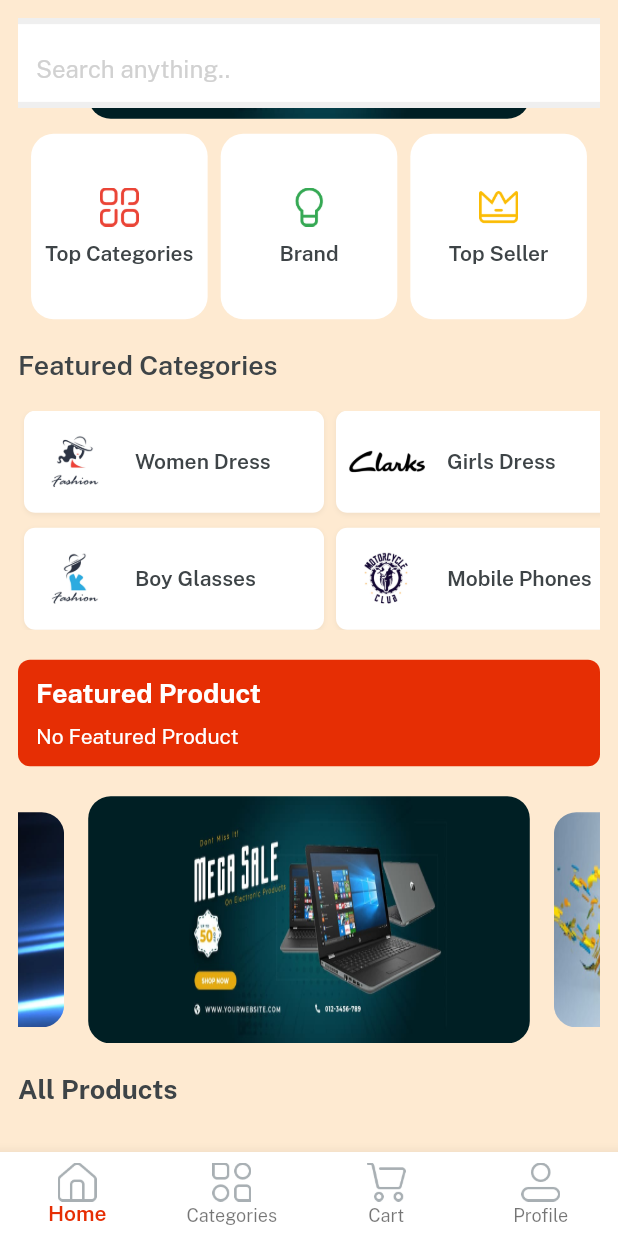
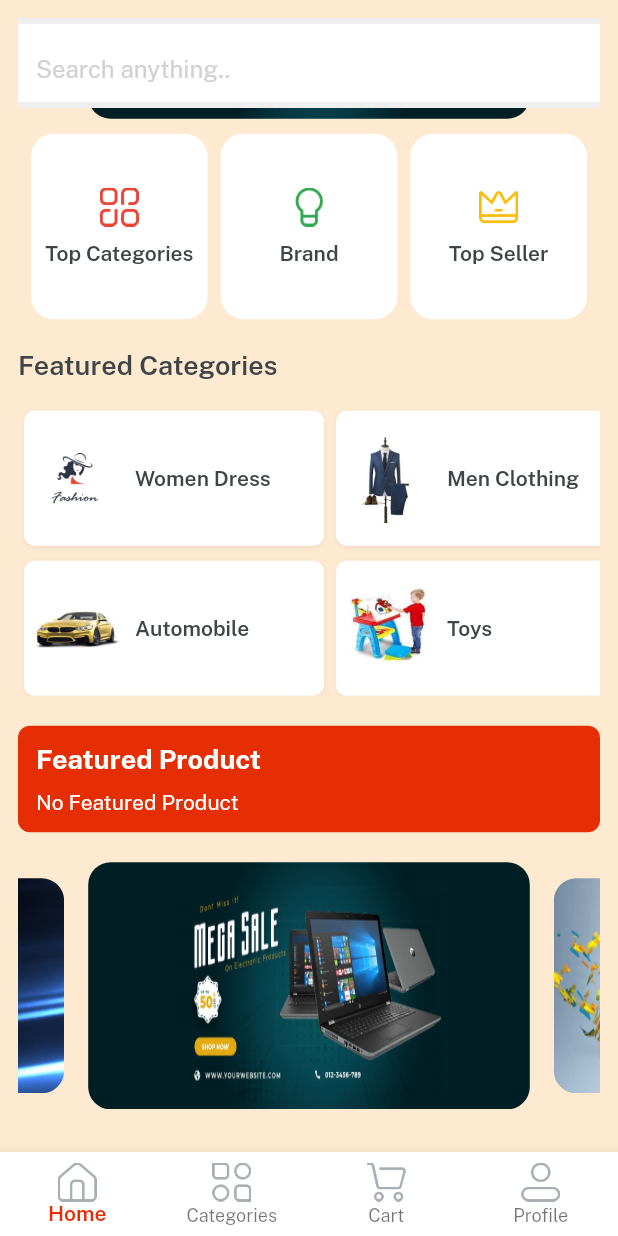
Before and after one commit to Ashu2607/eMart-Flutter, a Flutter app: the screen it shows once a user with an empty profile is signed in, scrolled down 476 dp, on a phone screen of 412 x 824 dp. Run offline on Flutter 3.47's test engine with Material 2 defaults, Android fonts, the phone set to English and light mode, and no system bars; drawn by our look-alikes of velocity_x; our stand-ins replace cloud_firestore, firebase_auth, firebase_core, firebase_storage, get, image_picker; accounts and stored records are empty.

Commit message:
Add featured category

```diff
--- a/lib/consts/list.dart
+++ b/lib/consts/list.dart
@@ -6,11 +6,11 @@ const slidersList = [imgSlider1, imgSlider2, imgSlider3, imgSlider4];
 
 const secondSlidersList = [imgSs1, imgSs2, imgSs3, imgSs4];
 
-const featuredImagesList1 = [imgS1, imgS2, imgS3];
-const featuredImagesList2 = [imgS4, imgS5, imgS6];
+const featuredImagesList1 = [imgS1, imgFc1, imgFc2];
+const featuredImagesList2 = [imgFc3, imgFc4, imgFc5];
 
-const featuredTitle1 = [womenDress, girlsDress, girlsWatched];
-const featuredTitle2 = [boysGlasses, mobilePhone, tShirts];
+const featuredTitle1 = [womenClothing, menClothing, computer];
+const featuredTitle2 = [autoMobile, kidToys, sports];
 
 const categoryList = [
   womenClothing,
--- a/lib/consts/strings.dart
+++ b/lib/consts/strings.dart
@@ -20,6 +20,8 @@ const updated = "Updated";
 const typeMessage = "Type a message...";
 const orderPlaced = "Order placed";
 const allProducts = "All Products";
+const menClothing = "Men Clothing";
+const computer = "Computer";
 
 const createNewAccount = "or, create new account";
 const loginWith = "Log in with";
--- a/lib/views/home_screen_view/components/featured_button.dart
+++ b/lib/views/home_screen_view/components/featured_button.dart
@@ -1,4 +1,6 @@
 import 'package:emart/consts/consts.dart';
+import 'package:emart/views/category_screen_view/category_details.dart';
+import 'package:get/get.dart';
 
 Widget featuredButton({String? title, icon}) {
   return Row(
@@ -9,11 +11,14 @@ Widget featuredButton({String? title, icon}) {
     ],
   )
       .box
-      .width(200)
+      .width(200).height(90)
       .margin(const EdgeInsets.symmetric(horizontal: 4))
       .padding(const EdgeInsets.all(4))
       .white
       .roundedSM
       .outerShadowSm
-      .make();
+      .make()
+      .onTap(() {
+    Get.to(() => CategoryDetails(title: title));
+  });
 }
```
